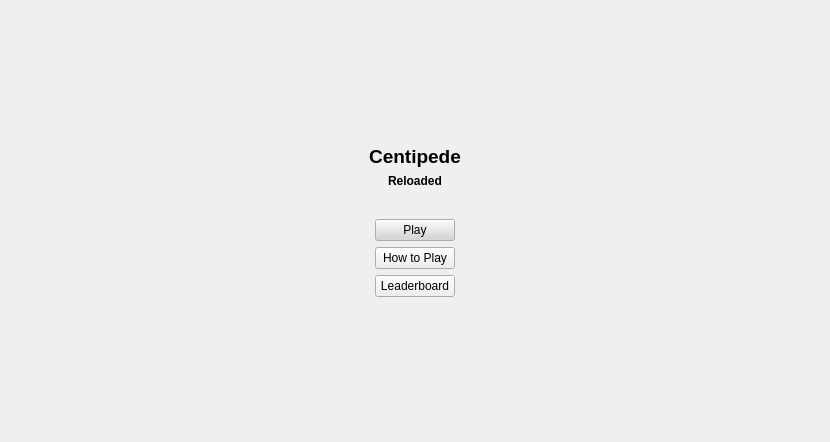
Old version of the form CentipedeReloaded/widget.ui in the repository Poulouc/Retro_Centipede.
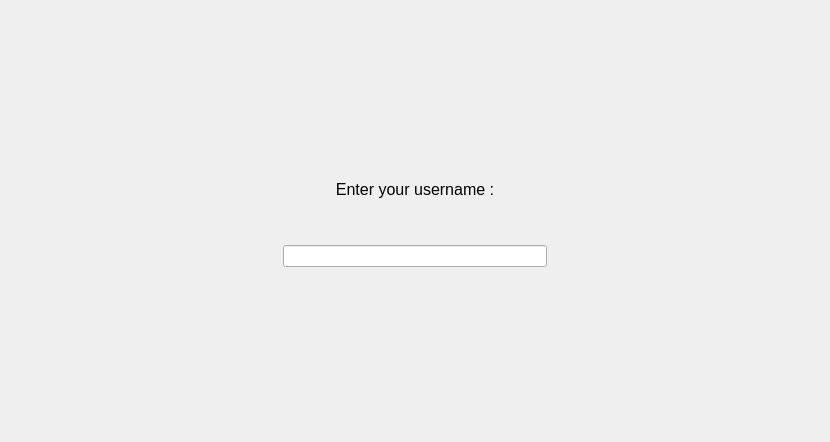
New version of the form. The open tabs and pages were chosen to show the change.

Diff of the .ui file:
```diff
--- a/CentipedeReloaded/widget.ui
+++ b/CentipedeReloaded/widget.ui
@@ -844,6 +844,104 @@
        </item>
       </layout>
      </widget>
+     <widget class="QWidget" name="page_userInput">
+      <layout class="QGridLayout" name="gridLayout_14">
+       <item row="0" column="0">
+        <layout class="QGridLayout" name="gridLayout_13">
+         <item row="0" column="2" rowspan="5">
+          <spacer name="horizontalSpacer_14">
+           <property name="orientation">
+            <enum>Qt::Horizontal</enum>
+           </property>
+           <property name="sizeHint" stdset="0">
+            <size>
+             <width>40</width>
+             <height>20</height>
+            </size>
+           </property>
+          </spacer>
+         </item>
+         <item row="0" column="1">
+          <spacer name="verticalSpacer_8">
+           <property name="orientation">
+            <enum>Qt::Vertical</enum>
+           </property>
+           <property name="sizeHint" stdset="0">
+            <size>
+             <width>20</width>
+             <height>200</height>
+            </size>
+           </property>
+          </spacer>
+         </item>
+         <item row="0" column="0" rowspan="5">
+          <spacer name="horizontalSpacer_13">
+           <property name="orientation">
+            <enum>Qt::Horizontal</enum>
+           </property>
+           <property name="sizeHint" stdset="0">
+            <size>
+             <width>40</width>
+             <height>20</height>
+            </size>
+           </property>
+          </spacer>
+         </item>
+         <item row="1" column="1">
+          <widget class="QLabel" name="label_8">
+           <property name="font">
+            <font>
+             <pointsize>12</pointsize>
+            </font>
+           </property>
+           <property name="text">
+            <string>Enter your username :</string>
+           </property>
+           <property name="alignment">
+            <set>Qt::AlignCenter</set>
+           </property>
+          </widget>
+         </item>
+         <item row="4" column="1">
+          <spacer name="verticalSpacer_7">
+           <property name="orientation">
+            <enum>Qt::Vertical</enum>
+           </property>
+           <property name="sizeHint" stdset="0">
+            <size>
+             <width>20</width>
+             <height>200</height>
+            </size>
+           </property>
+          </spacer>
+         </item>
+         <item row="3" column="1">
+          <widget class="QLineEdit" name="usernameLineEdit">
+           <property name="alignment">
+            <set>Qt::AlignCenter</set>
+           </property>
+          </widget>
+         </item>
+         <item row="2" column="1">
+          <spacer name="verticalSpacer_9">
+           <property name="orientation">
+            <enum>Qt::Vertical</enum>
+           </property>
+           <property name="sizeType">
+            <enum>QSizePolicy::Fixed</enum>
+           </property>
+           <property name="sizeHint" stdset="0">
+            <size>
+             <width>1</width>
+             <height>40</height>
+            </size>
+           </property>
+          </spacer>
+         </item>
+        </layout>
+       </item>
+      </layout>
+     </widget>
     </widget>
    </item>
   </layout>
```
Left out of the diff: 20 changed lines with no effect on the pictures.
